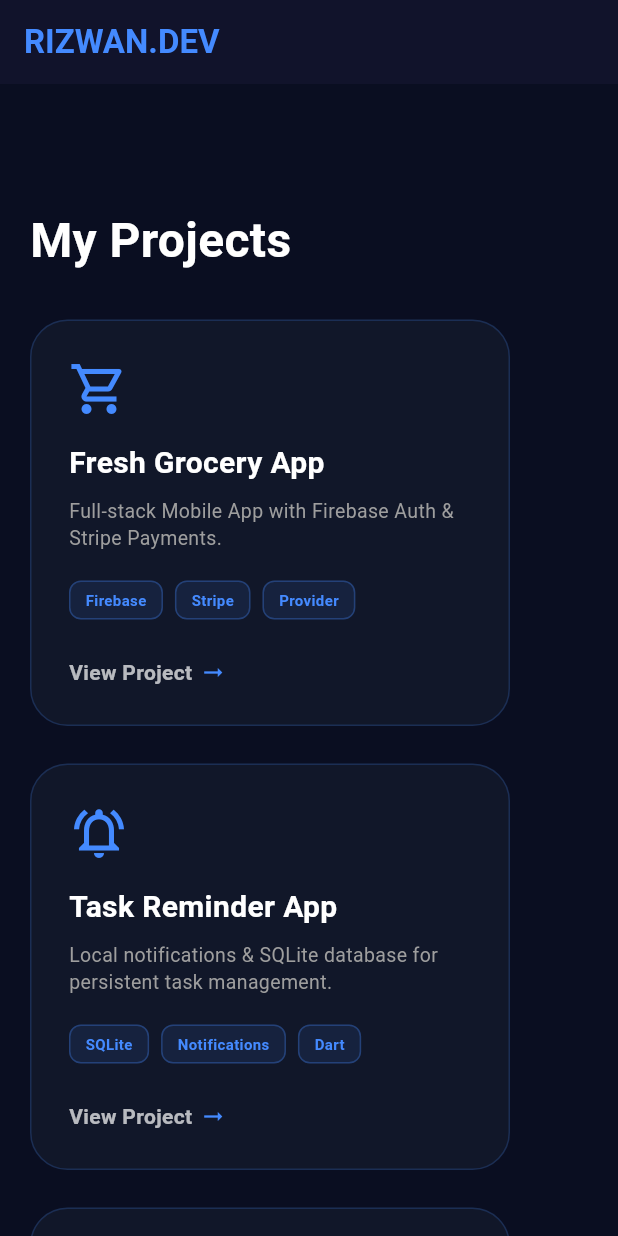
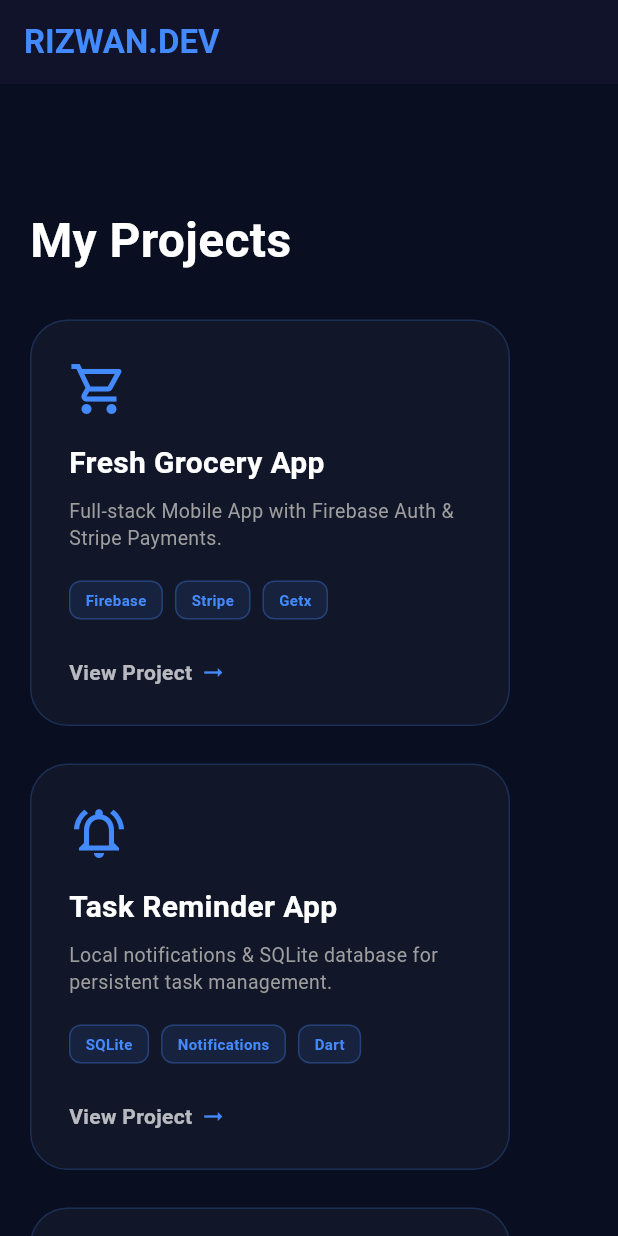
Before and after one commit to MuhammadRizwan-dev/my_portfolio, a Flutter app: the screen it shows after launch, scrolled down 576 dp, on a phone screen of 412 x 824 dp. Run offline on Flutter 3.47's test engine with Material 3 defaults, Android fonts, the phone set to English and light mode, and no system bars.

Commit message:
Updated UI

```diff
--- a/lib/controllers/portfolio_controller.dart
+++ b/lib/controllers/portfolio_controller.dart
@@ -36,7 +36,7 @@ class PortfolioController {
       title: "Fresh Grocery App",
       subtitle: "Full-stack Mobile App with Firebase Auth & Stripe Payments.",
       icon: Icons.shopping_cart_outlined,
-      tags: ["Firebase", "Stripe", "Provider"],
+      tags: ["Firebase", "Stripe", "Getx"],
       projectUrl: "https://github.com/MuhammadRizwan-dev/grocery_app",
     ),
     ProjectModel(
--- a/lib/views/screens/home_screen.dart
+++ b/lib/views/screens/home_screen.dart
@@ -117,6 +117,7 @@ class HomeScreen extends StatelessWidget {
                         title: p.title,
                         subtitle: p.subtitle,
                         icon: p.icon,
+
                         tags: p.tags,
                         projectUrl: p.projectUrl,
                       ),
--- a/pubspec.yaml
+++ b/pubspec.yaml
@@ -59,7 +59,8 @@ flutter:
   uses-material-design: true
 
   # To add assets to your application, add an assets section, like this:
-  # assets:
+  assets:
+    - assets/images/
 
   # An image asset can refer to one or more resolution-specific "variants", see
   # https://flutter.dev/to/resolution-aware-images
```
Also changed, not shown: assets/images/admin_app.png (added), assets/images/nectar_app.jpeg (added), assets/images/reminder_app.jpeg (added).
